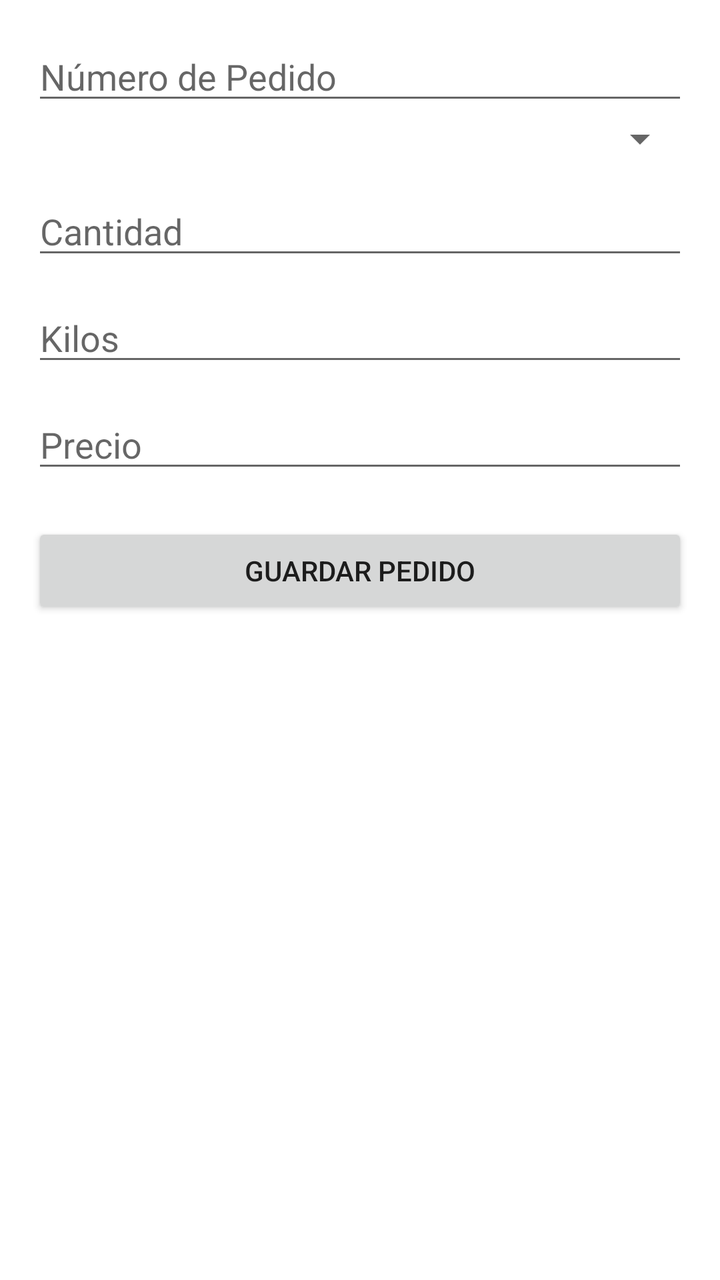
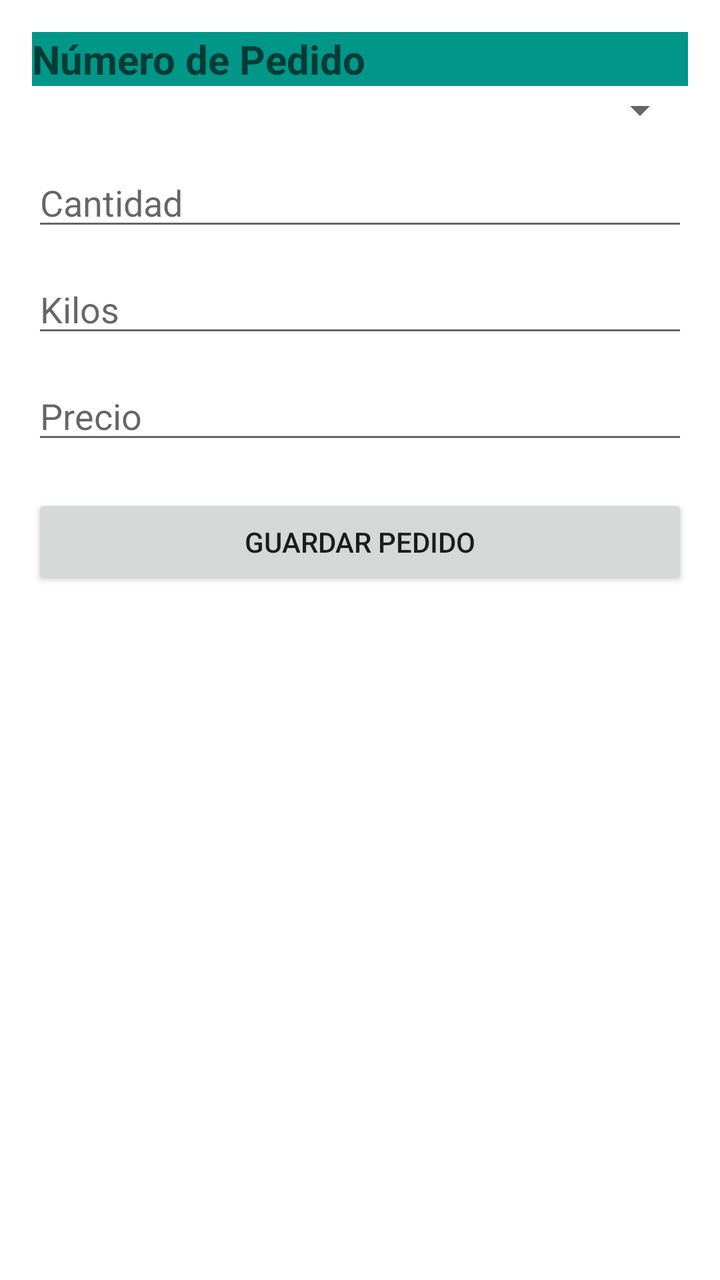

The first picture is an Android layout as it rendered before a commit; the second is the same layout after the commit. The layout source and the unified diff follow.
<!-- AndroidManifest.xml: application theme Theme.MyApplication.NoActionBar -->
<!-- res/layout/fragment_pedidos.xml -->
<?xml version="1.0" encoding="utf-8"?>
<ScrollView xmlns:android="http://schemas.android.com/apk/res/android"
    android:layout_width="match_parent"
    android:layout_height="match_parent"
    android:padding="16dp">

    <LinearLayout
        android:layout_width="match_parent"
        android:layout_height="wrap_content"
        android:orientation="vertical">

        <EditText
            android:id="@+id/editNroPedido"
            android:layout_width="match_parent"
            android:layout_height="wrap_content"
            android:hint="@string/numero_pedido"
            android:inputType="text" />

        <Spinner
            android:id="@+id/spinnerClientes"
            android:layout_width="match_parent"
            android:layout_height="wrap_content"
            android:hint="@string/nombre"
            android:spinnerMode="dropdown" />

        <EditText
            android:id="@+id/editCantidad"
            android:layout_width="match_parent"
            android:layout_height="wrap_content"
            android:layout_marginTop="12dp"
            android:hint="@string/cantidad"
            android:inputType="number" />

        <EditText
            android:id="@+id/editKilos"
            android:layout_width="match_parent"
            android:layout_height="wrap_content"
            android:layout_marginTop="12dp"
            android:hint="@string/kilos"
            android:inputType="numberDecimal" />

        <EditText
            android:id="@+id/editPrecio"
            android:layout_width="match_parent"
            android:layout_height="wrap_content"
            android:layout_marginTop="12dp"
            android:hint="@string/precio"
            android:inputType="numberDecimal" />

        <Button
            android:id="@+id/btnGuardarPedido"
            android:layout_width="match_parent"
            android:layout_height="wrap_content"
            android:layout_marginTop="20dp"
            android:text="@string/guardar_pedido" />
    </LinearLayout>

</ScrollView>
<!-- resources referenced by this layout -->
<resources>
  <string name="cantidad">Cantidad</string>
  <string name="guardar_pedido">Guardar Pedido</string>
  <string name="kilos">Kilos</string>
  <string name="nombre">Nombre</string>
  <string name="numero_pedido">Número de Pedido</string>
  <string name="precio">Precio</string>
  <style name="Theme.MyApplication.NoActionBar">
          <item name="windowActionBar">false</item>
          <item name="windowNoTitle">true</item>
      </style>
</resources>

<!-- the commit's change to res/layout/fragment_pedidos.xml (unified diff, before → after) -->
@@ -14,7 +14,11 @@
             android:layout_width="match_parent"
             android:layout_height="wrap_content"
             android:hint="@string/numero_pedido"
-            android:inputType="text" />
+            android:inputType="text"
+            android:background="#009688"
+            android:textSize="20sp"
+            android:textColor="#FF0000"
+            android:textStyle="bold"/>
 
         <Spinner
             android:id="@+id/spinnerClientes"
